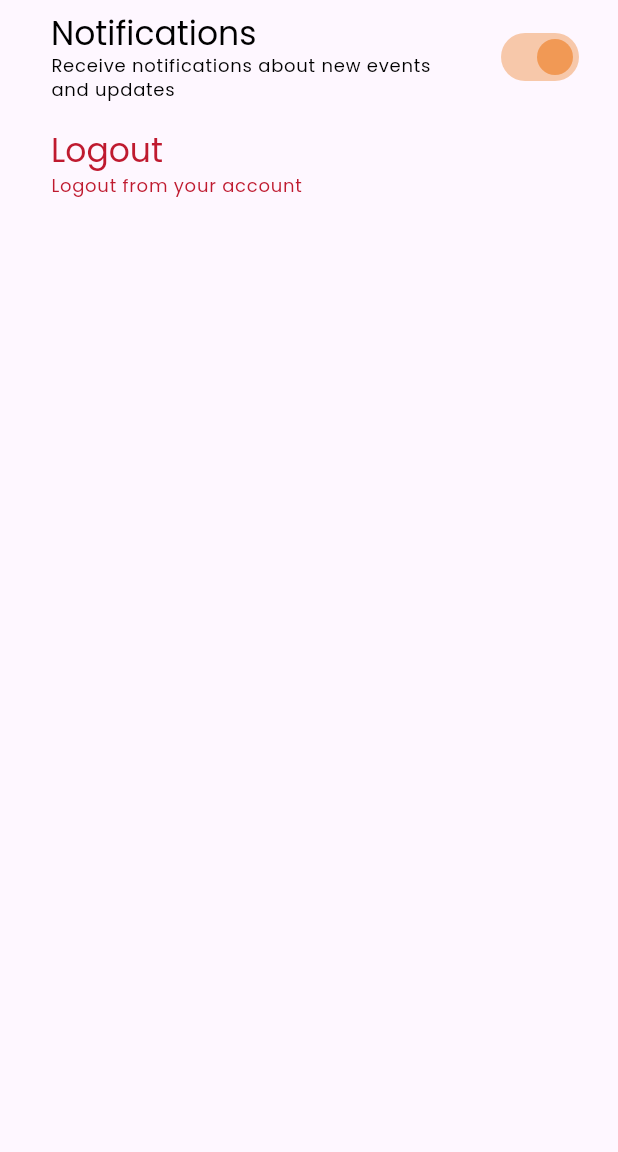
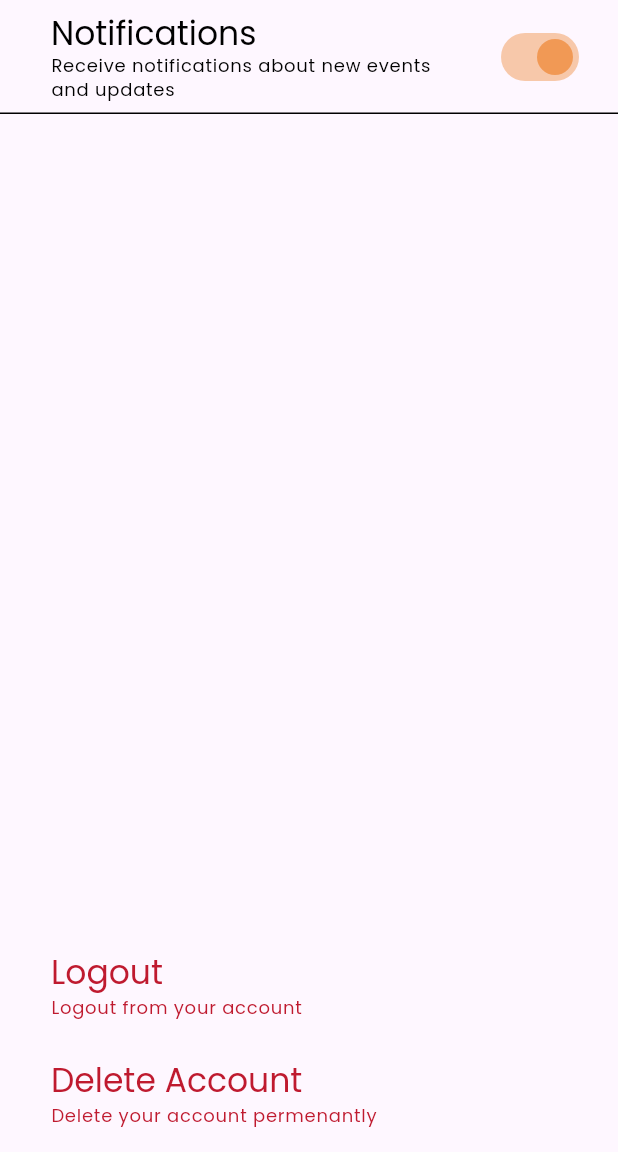
Before and after one commit to omar-sherif9992/GUConnect, a Flutter app: the SettingsScreen screen opened by its route, after a tap on "Notifications", on a phone screen of 412 x 824 dp, the part 84-1236 px from its top. Run offline on Flutter 3.47's test engine with Material 3 defaults, Android fonts, the phone set to English and light mode, and no system bars; our stand-ins replace cached_network_image, cloud_firestore, device_preview, email_validator, emoji_picker_flutter, firebase_auth and 8 more; missing offline and left inert: flutter_phone_direct_caller, mailer; accounts and stored records are empty; network calls fail; key blocks and very long unbroken strings in the code were emptied for the run.

Commit message:
settings

```diff
--- a/app/lib/src/providers/UserProvider.dart
+++ b/app/lib/src/providers/UserProvider.dart
@@ -204,9 +204,9 @@ class UserProvider with ChangeNotifier {
 
   Future deleteUser() async {
     try {
+      await _firebaseAuth.signOut();
+      await _firebaseAuth.currentUser!.delete();
       await usersRef.doc(_firebaseAuth.currentUser!.uid).delete();
-
-      await _firebaseAuth.currentUser!.delete();
     } on FirebaseAuthException catch (e) {
       if (e.code == 'requires-recent-login') {
         print(
--- a/app/lib/src/screens/user/settings.dart
+++ b/app/lib/src/screens/user/settings.dart
@@ -1,11 +1,39 @@
 import 'package:GUConnect/routes.dart';
+import 'package:GUConnect/src/models/User.dart';
 import 'package:GUConnect/src/providers/UserProvider.dart';
 import 'package:GUConnect/src/widgets/message_dialog.dart';
 import 'package:flutter/material.dart';
 import 'package:provider/provider.dart';
+import 'package:shared_preferences/shared_preferences.dart';
 
-class SettingsScreen extends StatelessWidget {
+class SettingsScreen extends StatefulWidget {
   const SettingsScreen({super.key});
+
+  @override
+  State<SettingsScreen> createState() => _SettingsScreenState();
+}
+
+class _SettingsScreenState extends State<SettingsScreen> {
+  //bool _isDarkMode = false;
+  bool _isNotification = true;
+  var prefs;
+
+  Future<void> getSwitchStates() async {
+    prefs = await SharedPreferences.getInstance();
+    setState(() {
+      _isNotification = prefs.getBool('_isNotification') ?? false;
+    });
+  }
+
+  Future<void> updateIsNotificationinPref(val) async {
+    prefs.setBool('_isNotification', val);
+  }
+
+  @override
+  void initState() {
+    super.initState();
+    getSwitchStates();
+  }
 
   @override
   Widget build(BuildContext context) {
@@ -18,8 +46,15 @@ class SettingsScreen extends StatelessWidget {
       body: Column(
         children: [
           SwitchListTile.adaptive(
-            value: true,
-            onChanged: (isChecked) {},
+            value: _isNotification,
+            onChanged: (isChecked) async {
+              print(isChecked);
+
+              await updateIsNotificationinPref(!_isNotification);
+              setState(() {
+                _isNotification = !_isNotification;
+              });
+            },
             title: Text(
               'Notifications',
               style: Theme.of(context).textTheme.titleLarge!.copyWith(
@@ -35,6 +70,37 @@ class SettingsScreen extends StatelessWidget {
             activeColor: Theme.of(context).colorScheme.primary,
             contentPadding: const EdgeInsets.only(left: 34, right: 22),
           ),
+          /*   SwitchListTile.adaptive(
+            value: _isDarkMode,
+            onChanged: (isChecked) {
+              setState(() {
+                _isDarkMode = isChecked;
+              });
+              // change theme to dark
+            },
+            title: Text(
+              'Dark Mode',
+              style: Theme.of(context).textTheme.titleLarge!.copyWith(
+                    color: Theme.of(context).colorScheme.onBackground,
+                  ),
+            ),
+            subtitle: Text(
+              'Enable dark mode',
+              style: Theme.of(context).textTheme.labelMedium!.copyWith(
+                    color: Theme.of(context).colorScheme.onBackground,
+                  ),
+            ),
+            activeColor: Theme.of(context).colorScheme.primary,
+            contentPadding: const EdgeInsets.only(left: 34, right: 22),
+          ), */
+          const Divider(
+            height: 0,
+            thickness: 1,
+          ),
+          Expanded(
+            child: Column(
+              mainAxisAlignment: MainAxisAlignment.end,
+              children: [
                 InkWell(
                   onTap: () {
                     showAdaptiveDialog(
@@ -44,10 +110,10 @@ class SettingsScreen extends StatelessWidget {
                           return MessageDialog(
                             title: 'Logout',
                             message: 'Are you sure you want to logout?',
-                      onApprove: ()async {
+                            onApprove: () async {
                               await userProvider.logout();
-                        Navigator.of(context).pop();
-                        Navigator.of(context).pushNamed(CustomRoutes.login);
+                              Navigator.of(context)
+                                  .popAndPushNamed(CustomRoutes.login);
                             },
                             onCancel: () {},
                           );
@@ -69,6 +135,47 @@ class SettingsScreen extends StatelessWidget {
                     contentPadding: const EdgeInsets.only(left: 34, right: 22),
                   ),
                 ),
+                if (userProvider.user!.userType != UserType.admin)
+                  InkWell(
+                    onTap: () {
+                      showAdaptiveDialog(
+                          context: context,
+                          anchorPoint: const Offset(0.0, 0.0),
+                          builder: (context) {
+                            return MessageDialog(
+                              title: 'Delete Account',
+                              message:
+                                  'Are you sure you want to delete your account permenantly?',
+                              onApprove: () async {
+                                await userProvider.logout();
+                                Navigator.of(context)
+                                    .popAndPushNamed(CustomRoutes.login);
+                              },
+                              onCancel: () {},
+                            );
+                          });
+                    },
+                    child: ListTile(
+                      title: Text(
+                        'Delete Account',
+                        style: Theme.of(context).textTheme.titleLarge!.copyWith(
+                              color: Theme.of(context).colorScheme.error,
+                            ),
+                      ),
+                      subtitle: Text(
+                        'Delete your account permenantly',
+                        style:
+                            Theme.of(context).textTheme.labelMedium!.copyWith(
+                                  color: Theme.of(context).colorScheme.error,
+                                ),
+                      ),
+                      contentPadding:
+                          const EdgeInsets.only(left: 34, right: 22),
+                    ),
+                  ),
+              ],
+            ),
+          ),
         ],
       ),
     );
--- a/app/pubspec.yaml
+++ b/app/pubspec.yaml
@@ -41,6 +41,7 @@ dependencies:
   mailer: ^6.0.1
   emoji_picker_flutter: ^1.6.3
   firebase_messaging: ^14.7.7
+  shared_preferences: ^2.2.2
 
 dev_dependencies:
   firebase_auth_mocks: ^0.13.0
```
Also changed, not shown: app/lib/src/screens/admin/pendings_screen.dart (+4 -4 lines), app/lib/src/widgets/drawer.dart (+0 -17 lines). Lines whose indentation alone changed are shown as unchanged.
